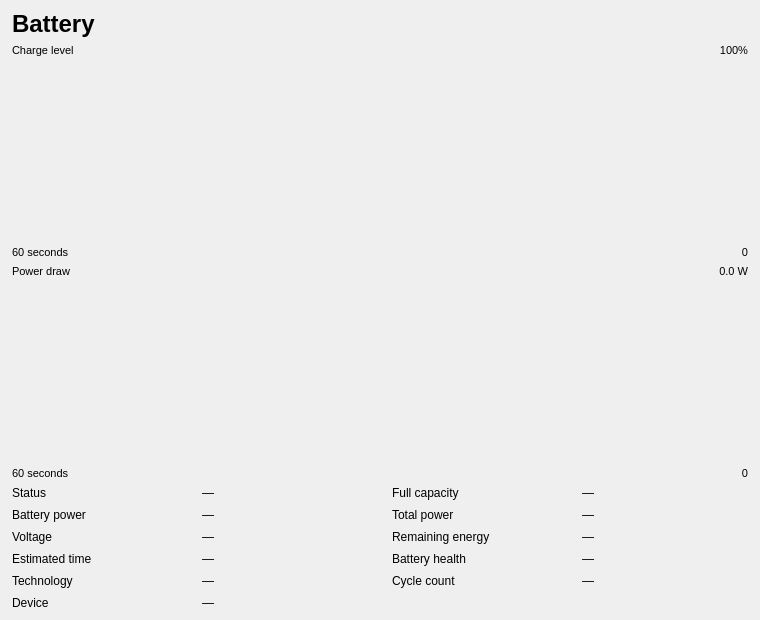
Qt form src/perf/batterydetailwidget.ui (Kikkiu17/TuxManager) before a commit.
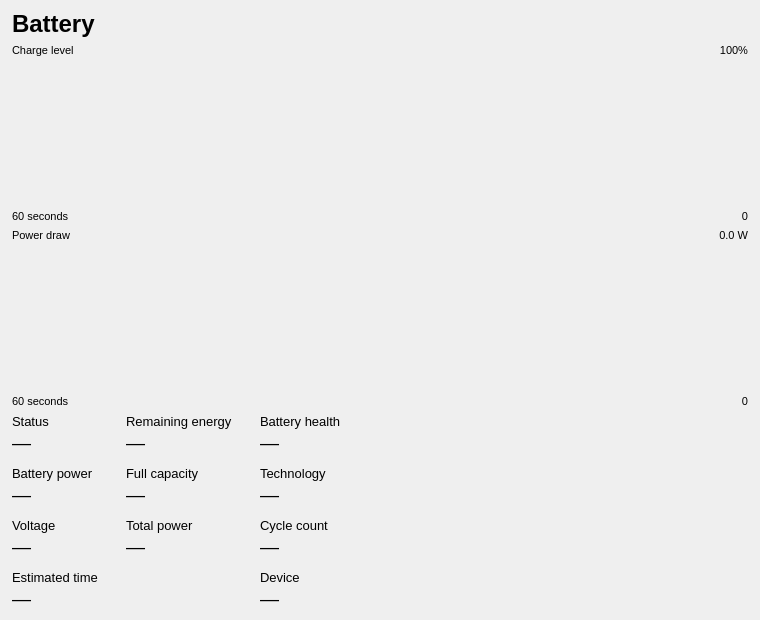
The same form after that commit. Custom widgets are drawn as their Qt base class.

Commit message: refactor: update detail widget layouts and styling for nested grid items

Diff of the .ui file:
```diff
--- a/src/perf/batterydetailwidget.ui
+++ b/src/perf/batterydetailwidget.ui
@@ -165,36 +165,211 @@
 
    <item>
     <layout class="QGridLayout" name="statsGrid">
-     <property name="horizontalSpacing"><number>24</number></property>
-     <property name="verticalSpacing"><number>8</number></property>
+     <property name="horizontalSpacing"><number>28</number></property>
+     <property name="verticalSpacing"><number>12</number></property>
 
-     <item row="0" column="0"><widget class="QLabel" name="statStatusLabel"><property name="text"><string>Status</string></property></widget></item>
-     <item row="0" column="1"><widget class="QLabel" name="statStatusValue"><property name="text"><string>—</string></property></widget></item>
-     <item row="0" column="2"><widget class="QLabel" name="statEnergyFullLabel"><property name="text"><string>Full capacity</string></property></widget></item>
-     <item row="0" column="3"><widget class="QLabel" name="statEnergyFullValue"><property name="text"><string>—</string></property></widget></item>
+     <!-- Column 0 -->
+     <item row="0" column="0">
+      <layout class="QVBoxLayout" name="statusLayout">
+       <property name="spacing"><number>2</number></property>
+       <item>
+        <widget class="QLabel" name="statStatusLabel">
+         <property name="styleSheet"><string>font-size: 10pt;</string></property>
+         <property name="text"><string>Status</string></property>
+        </widget>
+       </item>
+       <item>
+        <widget class="QLabel" name="statStatusValue">
+         <property name="styleSheet"><string>font-size: 14pt;</string></property>
+         <property name="text"><string>—</string></property>
+        </widget>
+       </item>
+      </layout>
+     </item>
+     <item row="1" column="0">
+      <layout class="QVBoxLayout" name="powerDrawLayout">
+       <property name="spacing"><number>2</number></property>
+       <item>
+        <widget class="QLabel" name="statPowerDrawLabel">
+         <property name="styleSheet"><string>font-size: 10pt;</string></property>
+         <property name="text"><string>Battery power</string></property>
+        </widget>
+       </item>
+       <item>
+        <widget class="QLabel" name="statPowerDrawValue">
+         <property name="styleSheet"><string>font-size: 14pt;</string></property>
+         <property name="text"><string>—</string></property>
+        </widget>
+       </item>
+      </layout>
+     </item>
+     <item row="2" column="0">
+      <layout class="QVBoxLayout" name="voltageLayout">
+       <property name="spacing"><number>2</number></property>
+       <item>
+        <widget class="QLabel" name="statVoltageLabel">
+         <property name="styleSheet"><string>font-size: 10pt;</string></property>
+         <property name="text"><string>Voltage</string></property>
+        </widget>
+       </item>
+       <item>
+        <widget class="QLabel" name="statVoltageValue">
+         <property name="styleSheet"><string>font-size: 14pt;</string></property>
+         <property name="text"><string>—</string></property>
+        </widget>
+       </item>
+      </layout>
+     </item>
+     <item row="3" column="0">
+      <layout class="QVBoxLayout" name="timeRemainingLayout">
+       <property name="spacing"><number>2</number></property>
+       <item>
+        <widget class="QLabel" name="statTimeRemainingLabel">
+         <property name="styleSheet"><string>font-size: 10pt;</string></property>
+         <property name="text"><string>Estimated time</string></property>
+        </widget>
+       </item>
+       <item>
+        <widget class="QLabel" name="statTimeRemainingValue">
+         <property name="styleSheet"><string>font-size: 14pt;</string></property>
+         <property name="text"><string>—</string></property>
+        </widget>
+       </item>
+      </layout>
+     </item>
 
-     <item row="1" column="0"><widget class="QLabel" name="statPowerDrawLabel"><property name="text"><string>Battery power</string></property></widget></item>
-     <item row="1" column="1"><widget class="QLabel" name="statPowerDrawValue"><property name="text"><string>—</string></property></widget></item>
-     <item row="1" column="2"><widget class="QLabel" name="statTotalPowerLabel"><property name="text"><string>Total power</string></property></widget></item>
-     <item row="1" column="3"><widget class="QLabel" name="statTotalPowerValue"><property name="text"><string>—</string></property></widget></item>
+     <!-- Column 1 -->
+     <item row="0" column="1">
+      <layout class="QVBoxLayout" name="energyNowLayout">
+       <property name="spacing"><number>2</number></property>
+       <item>
+        <widget class="QLabel" name="statEnergyNowLabel">
+         <property name="styleSheet"><string>font-size: 10pt;</string></property>
+         <property name="text"><string>Remaining energy</string></property>
+        </widget>
+       </item>
+       <item>
+        <widget class="QLabel" name="statEnergyNowValue">
+         <property name="styleSheet"><string>font-size: 14pt;</string></property>
+         <property name="text"><string>—</string></property>
+        </widget>
+       </item>
+      </layout>
+     </item>
+     <item row="1" column="1">
+      <layout class="QVBoxLayout" name="energyFullLayout">
+       <property name="spacing"><number>2</number></property>
+       <item>
+        <widget class="QLabel" name="statEnergyFullLabel">
+         <property name="styleSheet"><string>font-size: 10pt;</string></property>
+         <property name="text"><string>Full capacity</string></property>
+        </widget>
+       </item>
+       <item>
+        <widget class="QLabel" name="statEnergyFullValue">
+         <property name="styleSheet"><string>font-size: 14pt;</string></property>
+         <property name="text"><string>—</string></property>
+        </widget>
+       </item>
+      </layout>
+     </item>
+     <item row="2" column="1">
+      <layout class="QVBoxLayout" name="totalPowerLayout">
+       <property name="spacing"><number>2</number></property>
+       <item>
+        <widget class="QLabel" name="statTotalPowerLabel">
+         <property name="styleSheet"><string>font-size: 10pt;</string></property>
+         <property name="text"><string>Total power</string></property>
+        </widget>
+       </item>
+       <item>
+        <widget class="QLabel" name="statTotalPowerValue">
+         <property name="styleSheet"><string>font-size: 14pt;</string></property>
+         <property name="text"><string>—</string></property>
+        </widget>
+       </item>
+      </layout>
+     </item>
 
-     <item row="2" column="0"><widget class="QLabel" name="statVoltageLabel"><property name="text"><string>Voltage</string></property></widget></item>
-     <item row="2" column="1"><widget class="QLabel" name="statVoltageValue"><property name="text"><string>—</string></property></widget></item>
-     <item row="2" column="2"><widget class="QLabel" name="statEnergyNowLabel"><property name="text"><string>Remaining energy</string></property></widget></item>
-     <item row="2" column="3"><widget class="QLabel" name="statEnergyNowValue"><property name="text"><string>—</string></property></widget></item>
+     <!-- Column 2 -->
+     <item row="0" column="2">
+      <layout class="QVBoxLayout" name="healthLayout">
+       <property name="spacing"><number>2</number></property>
+       <item>
+        <widget class="QLabel" name="statHealthLabel">
+         <property name="styleSheet"><string>font-size: 10pt;</string></property>
+         <property name="text"><string>Battery health</string></property>
+        </widget>
+       </item>
+       <item>
+        <widget class="QLabel" name="statHealthValue">
+         <property name="styleSheet"><string>font-size: 14pt;</string></property>
+         <property name="text"><string>—</string></property>
+        </widget>
+       </item>
+      </layout>
+     </item>
+     <item row="1" column="2">
+      <layout class="QVBoxLayout" name="techLayout">
+       <property name="spacing"><number>2</number></property>
+       <item>
+        <widget class="QLabel" name="statTechLabel">
+         <property name="styleSheet"><string>font-size: 10pt;</string></property>
+         <property name="text"><string>Technology</string></property>
+        </widget>
+       </item>
+       <item>
+        <widget class="QLabel" name="statTechValue">
+         <property name="styleSheet"><string>font-size: 14pt;</string></property>
+         <property name="text"><string>—</string></property>
+        </widget>
+       </item>
+      </layout>
+     </item>
+     <item row="2" column="2">
+      <layout class="QVBoxLayout" name="cycleCountLayout">
+       <property name="spacing"><number>2</number></property>
+       <item>
+        <widget class="QLabel" name="statCycleCountLabel">
+         <property name="styleSheet"><string>font-size: 10pt;</string></property>
+         <property name="text"><string>Cycle count</string></property>
+        </widget>
+       </item>
+       <item>
+        <widget class="QLabel" name="statCycleCountValue">
+         <property name="styleSheet"><string>font-size: 14pt;</string></property>
+         <property name="text"><string>—</string></property>
+        </widget>
+       </item>
+      </layout>
+     </item>
+     <item row="3" column="2">
+      <layout class="QVBoxLayout" name="deviceLayout">
+       <property name="spacing"><number>2</number></property>
+       <item>
+        <widget class="QLabel" name="statDeviceLabel">
+         <property name="styleSheet"><string>font-size: 10pt;</string></property>
+         <property name="text"><string>Device</string></property>
+        </widget>
+       </item>
+       <item>
+        <widget class="QLabel" name="statDeviceValue">
+         <property name="styleSheet"><string>font-size: 14pt;</string></property>
+         <property name="text"><string>—</string></property>
+        </widget>
+       </item>
+      </layout>
+     </item>
 
-     <item row="3" column="0"><widget class="QLabel" name="statTimeRemainingLabel"><property name="text"><string>Estimated time</string></property></widget></item>
-     <item row="3" column="1"><widget class="QLabel" name="statTimeRemainingValue"><property name="text"><string>—</string></property></widget></item>
-     <item row="3" column="2"><widget class="QLabel" name="statHealthLabel"><property name="text"><string>Battery health</string></property></widget></item>
-     <item row="3" column="3"><widget class="QLabel" name="statHealthValue"><property name="text"><string>—</string></property></widget></item>
-
-     <item row="4" column="0"><widget class="QLabel" name="statTechLabel"><property name="text"><string>Technology</string></property></widget></item>
-     <item row="4" column="1"><widget class="QLabel" name="statTechValue"><property name="text"><string>—</string></property></widget></item>
-     <item row="4" column="2"><widget class="QLabel" name="statCycleCountLabel"><property name="text"><string>Cycle count</string></property></widget></item>
-     <item row="4" column="3"><widget class="QLabel" name="statCycleCountValue"><property name="text"><string>—</string></property></widget></item>
-
-     <item row="5" column="0"><widget class="QLabel" name="statDeviceLabel"><property name="text"><string>Device</string></property></widget></item>
-     <item row="5" column="1"><widget class="QLabel" name="statDeviceValue"><property name="text"><string>—</string></property></widget></item>
+     <!-- Spacer Column 3 -->
+     <item row="0" column="3">
+      <spacer name="statsGridSpacer">
+       <property name="orientation"><enum>Qt::Horizontal</enum></property>
+       <property name="sizeHint" stdset="0">
+        <size><width>40</width><height>20</height></size>
+       </property>
+      </spacer>
+     </item>
     </layout>
    </item>
 
```
Left out of the diff: 2 changed lines with no effect on the pictures. The commit also changes 15 other files.
